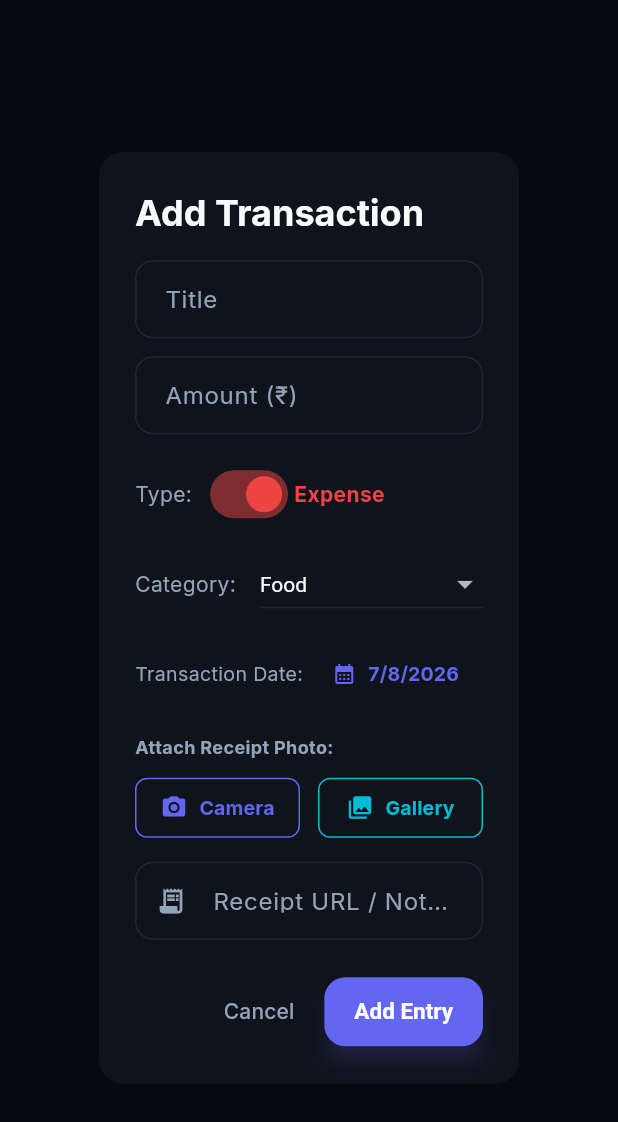
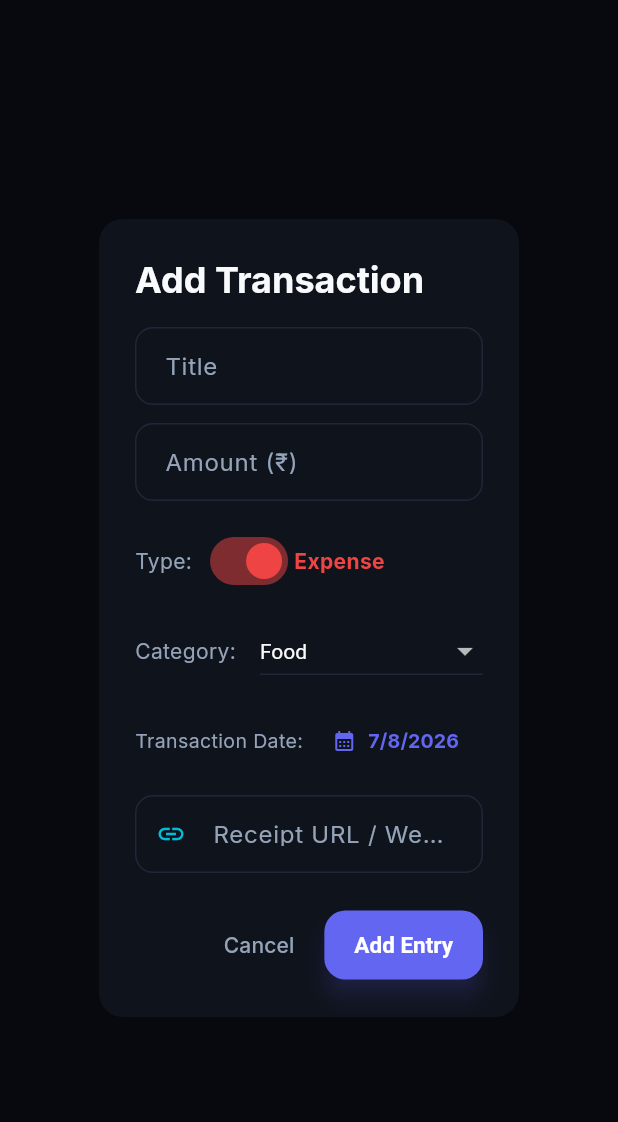
Before and after one commit to Pvinaykumar24/one_click, a Flutter app: the AddTransactionDialog widget shown alone on an empty page, opened directly, on a phone screen of 412 x 824 dp. Shown: the top 1122 px of the screen. Run offline on Flutter 3.47's test engine with Material 3 defaults, Android fonts, the phone set to English and light mode, and no system bars; our stand-ins replace cloud_firestore, firebase_auth, firebase_core, firebase_messaging, firebase_storage, fl_chart and 12 more; missing offline and left inert: extension_google_sign_in_as_googleapis_auth, googleapis, workmanager; accounts and stored records are empty; statements that could not run were skipped.

Commit message:
Completely remove heavy image uploads, fix Mess Menu backend update with merge true, add past semester management and CGPA target feasibility warnings

```diff
--- a/one_click_app/lib/screens/money_manager/widgets/add_transaction_dialog.dart
+++ b/one_click_app/lib/screens/money_manager/widgets/add_transaction_dialog.dart
@@ -1,8 +1,5 @@
-import 'dart:io';
-import 'package:flutter/foundation.dart';
 import 'package:flutter/material.dart';
 import 'package:flutter_riverpod/flutter_riverpod.dart';
-import 'package:image_picker/image_picker.dart';
 import '../../../core/theme/app_colors.dart';
 import '../../../services/money_manager_service.dart';
 
@@ -21,8 +18,7 @@ class _AddTransactionDialogState extends ConsumerState<AddTransactionDialog> {
   String _category = 'Food';
   bool _isExpense = true;
   DateTime _selectedDate = DateTime.now();
-  XFile? _pickedImage;
-  bool _isUploading = false;
+  bool _isSaving = false;
 
   @override
   void dispose() {
@@ -30,18 +26,6 @@ class _AddTransactionDialogState extends ConsumerState<AddTransactionDialog> {
     _amountController.dispose();
     _receiptUrlController.dispose();
     super.dispose();
-  }
-
-  Future<void> _pickImage(ImageSource source) async {
-    final picker = ImagePicker();
-    try {
-      final picked = await picker.pickImage(source: source, imageQuality: 80);
-      if (picked != null) {
-        setState(() => _pickedImage = picked);
-      }
-    } catch (e) {
-      debugPrint("Error picking receipt photo: $e");
-    }
   }
 
   Future<void> _submitTransaction() async {
@@ -56,20 +40,9 @@ class _AddTransactionDialogState extends ConsumerState<AddTransactionDialog> {
       return;
     }
 
-    setState(() => _isUploading = true);
+    setState(() => _isSaving = true);
     final txId = DateTime.now().millisecondsSinceEpoch.toString();
-    String? finalReceiptUrl = _receiptUrlController.text.trim().isNotEmpty ? _receiptUrlController.text.trim() : null;
-
-    if (_pickedImage != null) {
-      try {
-        final uploaded = await ref.read(moneyManagerProvider.notifier).uploadReceiptImage(_pickedImage!, txId);
-        if (uploaded != null) {
-          finalReceiptUrl = uploaded;
-        }
-      } catch (e) {
-        debugPrint("Image upload error caught: $e");
-      }
-    }
+    final receiptUrl = _receiptUrlController.text.trim().isNotEmpty ? _receiptUrlController.text.trim() : null;
 
     final success = await ref.read(moneyManagerProvider.notifier).addTransaction(
       Transaction(
@@ -79,12 +52,12 @@ class _AddTransactionDialogState extends ConsumerState<AddTransactionDialog> {
         amount: amount,
         date: _selectedDate,
         isExpense: _isExpense,
-        receiptUrl: finalReceiptUrl,
+        receiptUrl: receiptUrl,
       ),
     );
 
     if (mounted) {
-      setState(() => _isUploading = false);
+      setState(() => _isSaving = false);
       if (success) {
         Navigator.pop(context);
         ScaffoldMessenger.of(context).showSnackBar(
@@ -216,86 +189,16 @@ class _AddTransactionDialogState extends ConsumerState<AddTransactionDialog> {
                 ),
               ],
             ),
-
-            const SizedBox(height: 16),
-            const Text(
-              'Attach Receipt Photo:',
-              style: TextStyle(fontSize: 12, color: AppColors.textSecondary, fontWeight: FontWeight.bold),
-            ),
-            const SizedBox(height: 8),
-            Row(
-              children: [
-                Expanded(
-                  child: OutlinedButton.icon(
-                    style: OutlinedButton.styleFrom(
-                      foregroundColor: AppColors.primary,
-                      side: const BorderSide(color: AppColors.primary),
-                      padding: const EdgeInsets.symmetric(vertical: 10),
-                      shape: RoundedRectangleBorder(borderRadius: BorderRadius.circular(8)),
-                    ),
-                    icon: const Icon(Icons.camera_alt, size: 18),
-                    label: const Text('Camera', style: TextStyle(fontSize: 13, fontWeight: FontWeight.bold)),
-                    onPressed: _isUploading ? null : () => _pickImage(ImageSource.camera),
-                  ),
-                ),
-                const SizedBox(width: 12),
-                Expanded(
-                  child: OutlinedButton.icon(
-                    style: OutlinedButton.styleFrom(
-                      foregroundColor: Colors.cyan,
-                      side: const BorderSide(color: Colors.cyan),
-                      padding: const EdgeInsets.symmetric(vertical: 10),
-                      shape: RoundedRectangleBorder(borderRadius: BorderRadius.circular(8)),
-                    ),
-                    icon: const Icon(Icons.photo_library, size: 18),
-                    label: const Text('Gallery', style: TextStyle(fontSize: 13, fontWeight: FontWeight.bold)),
-                    onPressed: _isUploading ? null : () => _pickImage(ImageSource.gallery),
-                  ),
-                ),
-              ],
-            ),
-            if (_pickedImage != null) ...[
-              const SizedBox(height: 12),
-              Container(
-                width: double.infinity,
-                padding: const EdgeInsets.all(8),
-                decoration: BoxDecoration(
-                  color: AppColors.background,
-                  borderRadius: BorderRadius.circular(10),
-                  border: Border.all(color: Colors.cyan.withValues(alpha: 0.5)),
-                ),
-                child: Row(
-                  children: [
-                    ClipRRect(
-                      borderRadius: BorderRadius.circular(6),
-                      child: kIsWeb
-                          ? Image.network(_pickedImage!.path, width: 44, height: 44, fit: BoxFit.cover, errorBuilder: (c, e, s) => const Icon(Icons.receipt_long, color: Colors.cyan, size: 24))
-                          : Image.file(File(_pickedImage!.path), width: 44, height: 44, fit: BoxFit.cover, errorBuilder: (c, e, s) => const Icon(Icons.receipt_long, color: Colors.cyan, size: 24)),
-                    ),
-                    const SizedBox(width: 12),
-                    Expanded(
-                      child: Text(
-                        _pickedImage!.name,
-                        style: const TextStyle(fontSize: 12, color: AppColors.textPrimary, fontWeight: FontWeight.bold),
-                        overflow: TextOverflow.ellipsis,
-                      ),
-                    ),
-                    IconButton(
-                      icon: const Icon(Icons.close, color: AppColors.error, size: 18),
-                      onPressed: _isUploading ? null : () => setState(() => _pickedImage = null),
-                    ),
-                  ],
-                ),
-              ),
-            ],
             const SizedBox(height: 12),
             TextField(
               controller: _receiptUrlController,
               style: const TextStyle(color: AppColors.textPrimary),
               decoration: const InputDecoration(
-                labelText: 'Receipt URL / Note (Optional)',
+                labelText: 'Receipt URL / Web Link (Optional)',
                 labelStyle: TextStyle(color: AppColors.textSecondary),
-                prefixIcon: Icon(Icons.receipt_long, color: AppColors.textSecondary, size: 20),
+                hintText: 'https://...',
+                hintStyle: TextStyle(color: Colors.white24, fontSize: 12),
+                prefixIcon: Icon(Icons.link, color: Colors.cyan, size: 20),
               ),
             ),
           ],
@@ -303,7 +206,7 @@ class _AddTransactionDialogState extends ConsumerState<AddTransactionDialog> {
       ),
       actions: [
         TextButton(
-          onPressed: _isUploading ? null : () => Navigator.pop(context),
+          onPressed: _isSaving ? null : () => Navigator.pop(context),
           child: const Text(
             'Cancel',
             style: TextStyle(color: AppColors.textSecondary),
@@ -314,8 +217,8 @@ class _AddTransactionDialogState extends ConsumerState<AddTransactionDialog> {
             backgroundColor: AppColors.primary,
             minimumSize: const Size(80, 38),
           ),
-          onPressed: _isUploading ? null : _submitTransaction,
-          child: _isUploading
+          onPressed: _isSaving ? null : _submitTransaction,
+          child: _isSaving
               ? const SizedBox(width: 18, height: 18, child: CircularProgressIndicator(strokeWidth: 2, color: Colors.white))
               : const Text('Add Entry', style: TextStyle(color: Colors.white, fontWeight: FontWeight.bold)),
         ),
```
Also changed, not shown: one_click_app/lib/services/cgpa_service.dart (+23 -2 lines), one_click_app/lib/services/mess_service.dart (+29 -6 lines), 1 other file.
